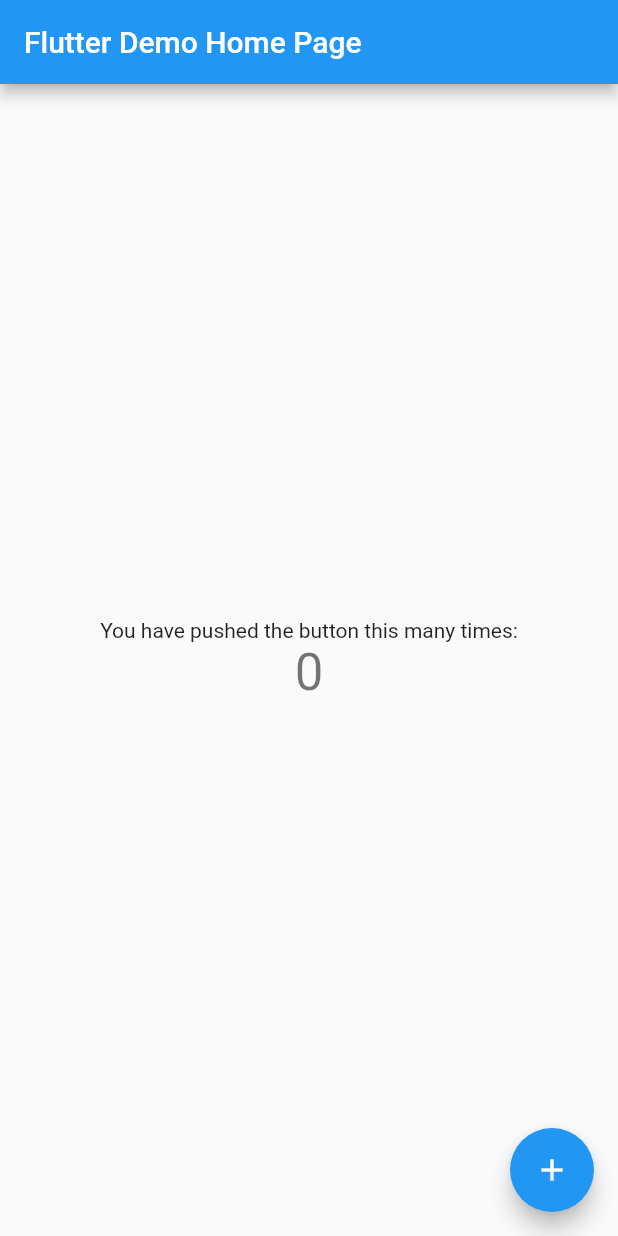
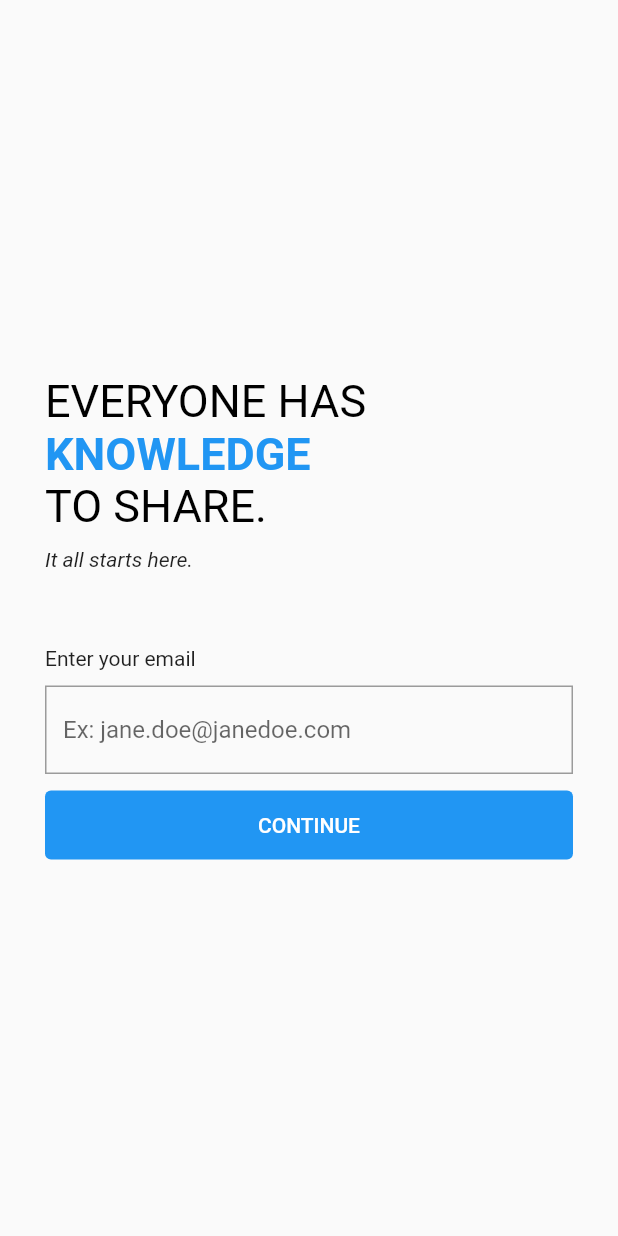
Before and after one commit to leonard-colin/FlutterTuto, a Flutter app: the screen it shows after launch, on a phone screen of 412 x 824 dp. Run offline on Flutter 3.47's test engine with Material 2 defaults, Android fonts, the phone set to English and light mode, and no system bars.

Commit message:
feat: Begin authentication screen

```diff
--- a/lib/main.dart
+++ b/lib/main.dart
@@ -1,115 +1,20 @@
+// ignore_for_file: prefer_const_constructors
+
 import 'package:flutter/material.dart';
+import 'package:leadeetuto/screens/guest/auth.dart';
 
-void main() {
-  runApp(const MyApp());
-}
+void main() => runApp(const App());
 
-class MyApp extends StatelessWidget {
-  const MyApp({super.key});
+class App extends StatelessWidget {
+  const App({super.key});
 
-  // This widget is the root of your application.
   @override
   Widget build(BuildContext context) {
+    // ignore: prefer_const_constructors
     return MaterialApp(
+      debugShowCheckedModeBanner: false,
       title: 'Flutter Demo',
-      theme: ThemeData(
-        // This is the theme of your application.
-        //
-        // Try running your application with "flutter run". You'll see the
-        // application has a blue toolbar. Then, without quitting the app, try
-        // changing the primarySwatch below to Colors.green and then invoke
-        // "hot reload" (press "r" in the console where you ran "flutter run",
-        // or simply save your changes to "hot reload" in a Flutter IDE).
-        // Notice that the counter didn't reset back to zero; the application
-        // is not restarted.
-        primarySwatch: Colors.blue,
-      ),
-      home: const MyHomePage(title: 'Flutter Demo Home Page'),
+      home: AuthScreen(),
     );
   }
 }
-
-class MyHomePage extends StatefulWidget {
-  const MyHomePage({super.key, required this.title});
-
-  // This widget is the home page of your application. It is stateful, meaning
-  // that it has a State object (defined below) that contains fields that affect
-  // how it looks.
-
-  // This class is the configuration for the state. It holds the values (in this
-  // case the title) provided by the parent (in this case the App widget) and
-  // used by the build method of the State. Fields in a Widget subclass are
-  // always marked "final".
-
-  final String title;
-
-  @override
-  State<MyHomePage> createState() => _MyHomePageState();
-}
-
-class _MyHomePageState extends State<MyHomePage> {
-  int _counter = 0;
-
-  void _incrementCounter() {
-    setState(() {
-      // This call to setState tells the Flutter framework that something has
-      // changed in this State, which causes it to rerun the build method below
-      // so that the display can reflect the updated values. If we changed
-      // _counter without calling setState(), then the build method would not be
-      // called again, and so nothing would appear to happen.
-      _counter++;
-    });
-  }
-
-  @override
-  Widget build(BuildContext context) {
-    // This method is rerun every time setState is called, for instance as done
-    // by the _incrementCounter method above.
-    //
-    // The Flutter framework has been optimized to make rerunning build methods
-    // fast, so that you can just rebuild anything that needs updating rather
-    // than having to individually change instances of widgets.
-    return Scaffold(
-      appBar: AppBar(
-        // Here we take the value from the MyHomePage object that was created by
-        // the App.build method, and use it to set our appbar title.
-        title: Text(widget.title),
-      ),
-      body: Center(
-        // Center is a layout widget. It takes a single child and positions it
-        // in the middle of the parent.
-        child: Column(
-          // Column is also a layout widget. It takes a list of children and
-          // arranges them vertically. By default, it sizes itself to fit its
-          // children horizontally, and tries to be as tall as its parent.
-          //
-          // Invoke "debug painting" (press "p" in the console, choose the
-          // "Toggle Debug Paint" action from the Flutter Inspector in Android
-          // Studio, or the "Toggle Debug Paint" command in Visual Studio Code)
-          // to see the wireframe for each widget.
-          //
-          // Column has various properties to control how it sizes itself and
-          // how it positions its children. Here we use mainAxisAlignment to
-          // center the children vertically; the main axis here is the vertical
-          // axis because Columns are vertical (the cross axis would be
-          // horizontal).
-          mainAxisAlignment: MainAxisAlignment.center,
-          children: <Widget>[
-            const Text(
-              'You have pushed the button this many times:',
-            ),
-            Text(
-              '$_counter',
-              style: Theme.of(context).textTheme.headline4,
-            ),
-          ],
-        ),
-      ),
-      floatingActionButton: FloatingActionButton(
-        onPressed: _incrementCounter,
-        tooltip: 'Increment',
-        child: const Icon(Icons.add),
-      ), // This trailing comma makes auto-formatting nicer for build methods.
-    );
-  }
-}
--- /dev/null
+++ b/lib/screens/guest/auth.dart
@@ -0,0 +1,103 @@
+// ignore_for_file: prefer_const_literals_to_create_immutables, prefer_const_constructors
+
+import 'package:flutter/material.dart';
+
+class AuthScreen extends StatefulWidget {
+  const AuthScreen({super.key});
+
+  @override
+  State<AuthScreen> createState() => _AuthScreenState();
+}
+
+class _AuthScreenState extends State<AuthScreen> {
+  @override
+  Widget build(BuildContext context) {
+    return SafeArea(
+      child: Scaffold(
+        body: Center(
+          child: SingleChildScrollView(
+            padding: EdgeInsets.symmetric(
+              horizontal: 30.0,
+            ),
+            child: Column(
+              crossAxisAlignment: CrossAxisAlignment.start,
+              children: [
+                RichText(
+                  text: TextSpan(
+                    text: "Everyone has\n".toUpperCase(),
+                    style: TextStyle(
+                      color: Colors.black,
+                      fontSize: 30.0,
+                    ),
+                    children: [
+                      TextSpan(
+                        text: "knowledge\n".toUpperCase(),
+                        style: TextStyle(
+                          color: Theme.of(context).primaryColor,
+                          fontWeight: FontWeight.bold,
+                        ),
+                      ),
+                      TextSpan(
+                        text: "to share.".toUpperCase(),
+                      ),
+                    ],
+                  ),
+                ),
+                SizedBox(
+                  height: 10.0,
+                ),
+                Text(
+                  "It all starts here.",
+                  style: TextStyle(
+                    fontStyle: FontStyle.italic,
+                  ),
+                ),
+                SizedBox(
+                  height: 50.0,
+                ),
+                Form(
+                  child: Column(
+                    crossAxisAlignment: CrossAxisAlignment.stretch,
+                    children: [
+                      Text("Enter your email"),
+                      SizedBox(
+                        height: 10.0,
+                      ),
+                      TextFormField(
+                        decoration: InputDecoration(
+                          hintText: "Ex: jane.doe@janedoe.com",
+                          border: OutlineInputBorder(
+                            borderRadius: BorderRadius.circular(0.0),
+                            borderSide: BorderSide(color: Colors.grey),
+                          ),
+                          focusedBorder: OutlineInputBorder(
+                            borderRadius: BorderRadius.circular(0.0),
+                            borderSide: BorderSide(color: Colors.grey),
+                          ),
+                        ),
+                      ),
+                      SizedBox(
+                        height: 10.0,
+                      ),
+                      ElevatedButton(
+                        style: ElevatedButton.styleFrom(
+                            padding: EdgeInsets.symmetric(vertical: 15.0),
+                            elevation: 0,
+                            backgroundColor: Theme.of(context).primaryColor,
+                            foregroundColor: Colors.white),
+                        onPressed: () => print("send"),
+                        child: Text(
+                          "continue".toUpperCase(),
+                        ),
+                      ),
+                    ],
+                  ),
+                ),
+              ],
+            ),
+          ),
+        ),
+      ),
+    );
+  }
+}
```
